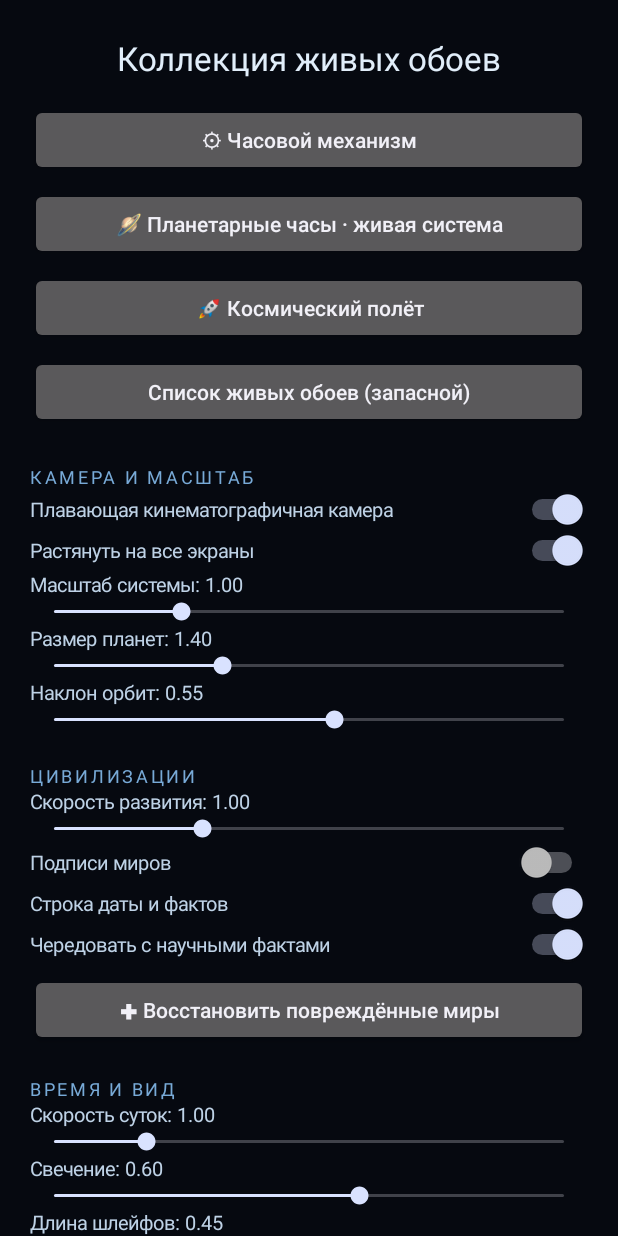
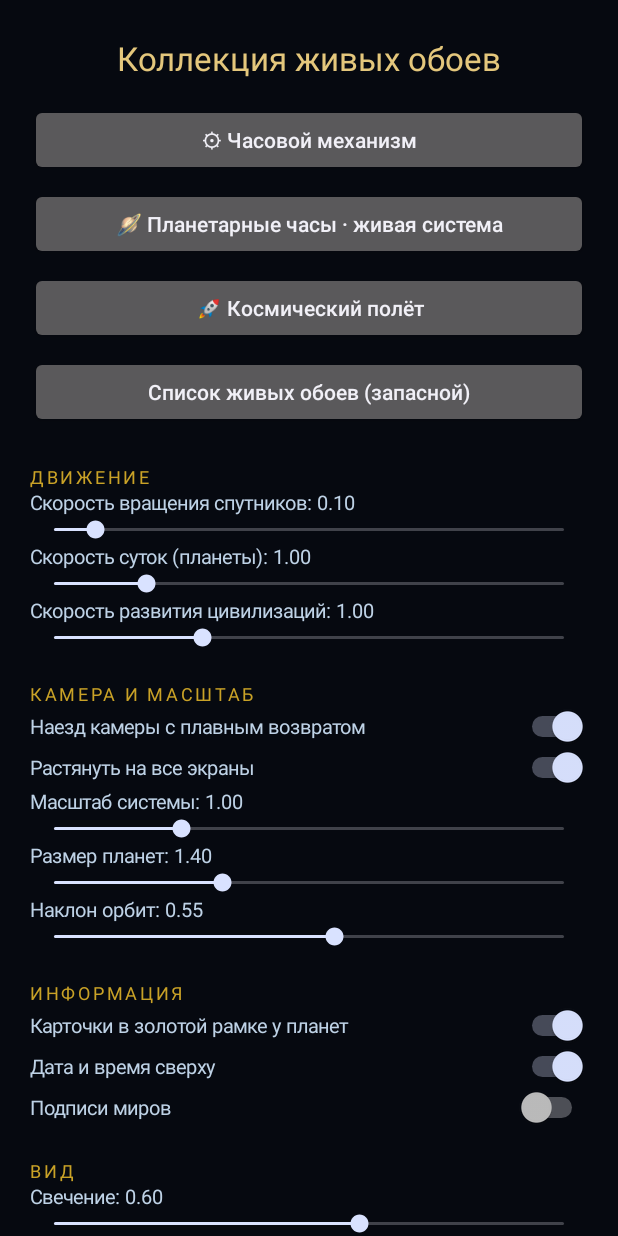
Before and after one commit to Radragast/Wallp, an Android app: the screen it shows after launch (MainActivity), on a phone screen of 412 x 824 dp. Run offline under Robolectric (Android 15) with nearby library versions, the phone set to English and light mode, and no system bars.

Commit message:
Update MainActivity.kt

```diff
--- a/app/src/main/java/com/example/gearwallpaper/MainActivity.kt
+++ b/app/src/main/java/com/example/gearwallpaper/MainActivity.kt
@@ -39,7 +39,7 @@ class MainActivity : Activity() {
         col.addView(TextView(this).apply {
             text = "Коллекция живых обоев"
             textSize = 22f
-            setTextColor(Color.rgb(225, 238, 250))
+            setTextColor(Color.rgb(228, 199, 124))
             gravity = Gravity.CENTER
         })
         col.addView(space(dp(16)))
@@ -52,28 +52,27 @@ class MainActivity : Activity() {
         col.addView(button("Список живых обоев (запасной)") { openChooser() })
 
         col.addView(space(dp(24)))
+        col.addView(header("ДВИЖЕНИЕ"))
+        slider(col, "Скорость вращения спутников", OrreryPrefs.MOON_SPEED, 0.02f, 1f)
+        slider(col, "Скорость суток (планеты)", OrreryPrefs.SPEED, 0.1f, 5f)
+        slider(col, "Скорость развития цивилизаций", OrreryPrefs.CIV_SPEED, 0.2f, 3f)
+
+        col.addView(space(dp(20)))
         col.addView(header("КАМЕРА И МАСШТАБ"))
-        switch(col, "Плавающая кинематографичная камера", OrreryPrefs.CAMERA, true)
+        switch(col, "Наезд камеры с плавным возвратом", OrreryPrefs.CAMERA, true)
         switch(col, "Растянуть на все экраны", OrreryPrefs.MULTI_SCREEN, true)
         slider(col, "Масштаб системы", OrreryPrefs.SYSTEM_SCALE, 0.5f, 2.5f)
         slider(col, "Размер планет", OrreryPrefs.PLANET_SIZE, 0.6f, 3f)
         slider(col, "Наклон орбит", OrreryPrefs.TILT, 0f, 1f)
 
         col.addView(space(dp(20)))
-        col.addView(header("ЦИВИЛИЗАЦИИ"))
-        slider(col, "Скорость развития", OrreryPrefs.CIV_SPEED, 0.2f, 3f)
+        col.addView(header("ИНФОРМАЦИЯ"))
+        switch(col, "Карточки в золотой рамке у планет", OrreryPrefs.FACTS, true)
+        switch(col, "Дата и время сверху", OrreryPrefs.DATE, true)
         switch(col, "Подписи миров", OrreryPrefs.LABELS, false)
-        switch(col, "Строка даты и фактов", OrreryPrefs.DATE, true)
-        switch(col, "Чередовать с научными фактами", OrreryPrefs.FACTS, true)
-        col.addView(space(dp(6)))
-        col.addView(button("✚ Восстановить повреждённые миры") {
-            prefs.edit().putLong(OrreryPrefs.FORCE_RESTORE, System.nanoTime()).apply()
-            toast("Протокол «Генезис» запущен")
-        })
 
         col.addView(space(dp(20)))
-        col.addView(header("ВРЕМЯ И ВИД"))
-        slider(col, "Скорость суток", OrreryPrefs.SPEED, 0.1f, 5f)
+        col.addView(header("ВИД"))
         slider(col, "Свечение", OrreryPrefs.GLOW, 0f, 1f)
         slider(col, "Длина шлейфов", OrreryPrefs.TRAIL, 0f, 1f)
         slider(col, "Плотность звёзд", OrreryPrefs.STARS, 0.3f, 2f)
@@ -93,6 +92,11 @@ class MainActivity : Activity() {
         col.addView(button("☄ Катастрофа (с восстановлением мира)") {
             prefs.edit().putLong(OrreryPrefs.FORCE_CAT, System.nanoTime()).apply()
             toast("Катастрофа запущена")
+        })
+        col.addView(space(dp(8)))
+        col.addView(button("✚ Восстановить повреждённые миры") {
+            prefs.edit().putLong(OrreryPrefs.FORCE_RESTORE, System.nanoTime()).apply()
+            toast("Протокол «Генезис» запущен")
         })
 
         col.addView(space(dp(18)))
@@ -116,7 +120,7 @@ class MainActivity : Activity() {
     private fun header(t: String) = TextView(this).apply {
         text = t
         textSize = 12f
-        setTextColor(Color.rgb(120, 170, 215))
+        setTextColor(Color.rgb(201, 162, 39))
         letterSpacing = 0.15f
     }
 
@@ -130,6 +134,7 @@ class MainActivity : Activity() {
         val def = OrreryPrefs.read(prefs)
         val fallback = when (key) {
             OrreryPrefs.SPEED -> def.speed
+            OrreryPrefs.MOON_SPEED -> def.moonSpeed
             OrreryPrefs.TILT -> def.tilt
             OrreryPrefs.GLOW -> def.glow
             OrreryPrefs.TRAIL -> def.trail
```
